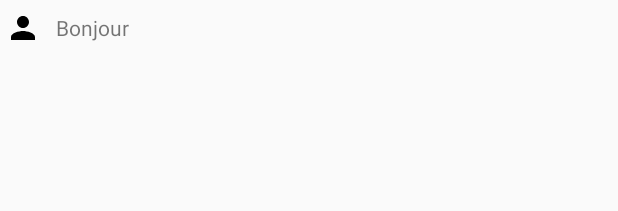
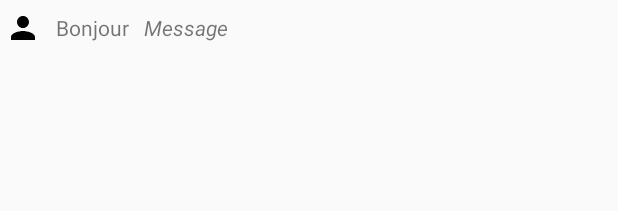
Before and after one commit to CS-POOA-2018/PtiChat, an Android app: the layout contact_row.xml on its own in the app's theme, with its tools: preview values and no code run, on a phone screen of 412 x 824 dp. Shown: the top 211 px of the screen. Run offline under Robolectric (Android 15) with nearby library versions, the phone set to English and light mode, and no system bars.

Commit message:
[App] Add status to contact list

```diff
--- a/PtiChatApp/app/src/main/res/layout/contact_row.xml
+++ b/PtiChatApp/app/src/main/res/layout/contact_row.xml
@@ -18,11 +18,24 @@
     <TextView xmlns:android="http://schemas.android.com/apk/res/android"
         xmlns:tools="http://schemas.android.com/tools"
         android:id="@+id/nameContact"
-        android:layout_width="match_parent"
+        android:layout_width="wrap_content"
         android:layout_height="30dp"
         android:layout_marginStart="10dp"
         app:layout_constraintStart_toEndOf="@+id/iconContact"
         android:gravity="center_vertical"
+        android:text="Bonjour"
         tools:text="Bonjour" />
 
+    <TextView xmlns:android="http://schemas.android.com/apk/res/android"
+        xmlns:tools="http://schemas.android.com/tools"
+        android:id="@+id/statusContact"
+        android:layout_width="match_parent"
+        android:layout_height="30dp"
+        android:layout_marginStart="10dp"
+        app:layout_constraintStart_toEndOf="@+id/nameContact"
+        android:gravity="center_vertical"
+        android:text="Message"
+        android:textStyle="italic"
+        tools:text="Message" />
+
 </LinearLayout>
```
Also changed, not shown: PtiChatApp/app/src/main/java/fr/centralesupelec/ptichatapp/MyAdapter.java (+6 -5 lines).
